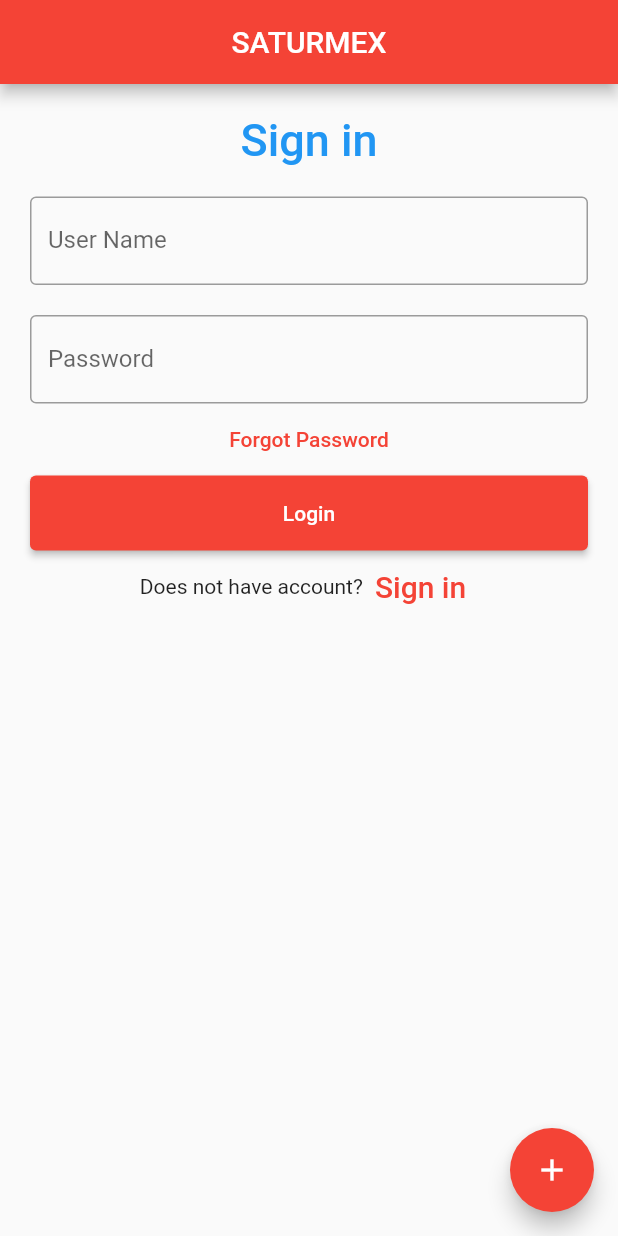
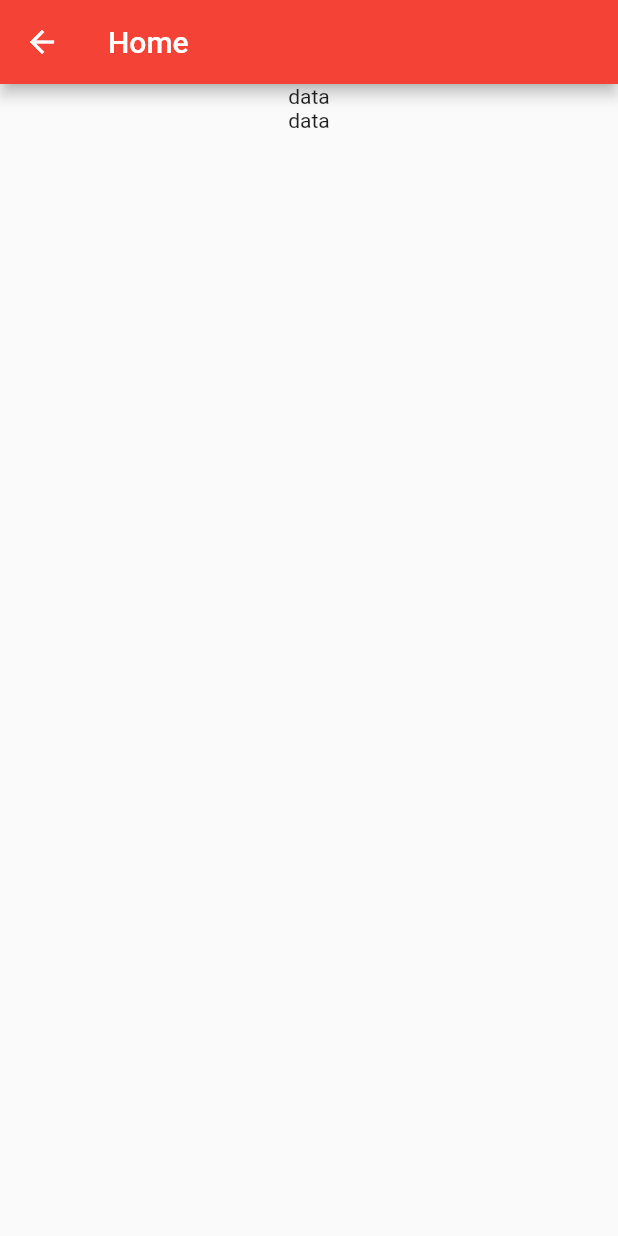
Before and after one commit to faustinoloeza/saturmex, a Flutter app: the screen it shows after launch, after a tap on "Login", on a phone screen of 412 x 824 dp. Run offline on Flutter 3.47's test engine with Material 2 defaults, Android fonts, the phone set to English and light mode, and no system bars.

Commit message:
Home page blank

```diff
--- /dev/null
+++ b/lib/Home.dart
@@ -0,0 +1,19 @@
+import 'package:flutter/material.dart';
+
+class Home extends StatelessWidget{
+
+  @override
+  Widget build(BuildContext context){
+    return Scaffold(
+      appBar: AppBar(title: Text("Home"),),
+      body: Center(
+        child: Column(
+          children: [
+            Text("data"),
+            Text("data")
+          ],
+        ),
+      ),
+    );
+  }
+}
--- a/lib/main.dart
+++ b/lib/main.dart
@@ -1,4 +1,5 @@
 import 'package:flutter/material.dart';
+import 'package:untitled/Home.dart';
 import 'package:untitled/Platform.dart';
 
 void main() {
@@ -98,8 +99,10 @@ class _MyHomePageState extends State<MyHomePage> {
                   child: ElevatedButton(
                     child: const Text('Login'),
                     onPressed: () {
-                      print(nameController.text);
-                      print(passwordController.text);
+                      Navigator.push(
+                        context,
+                        MaterialPageRoute(builder: (context) =>  Home()),
+                      );
                     },
                   )
               ),
```
